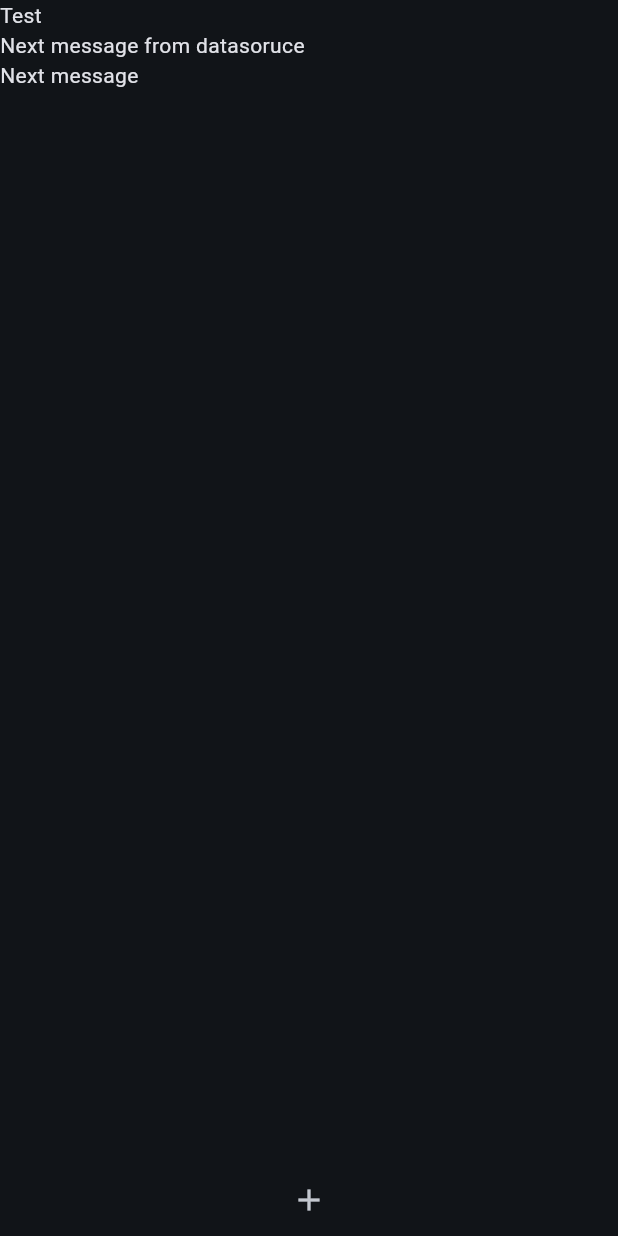
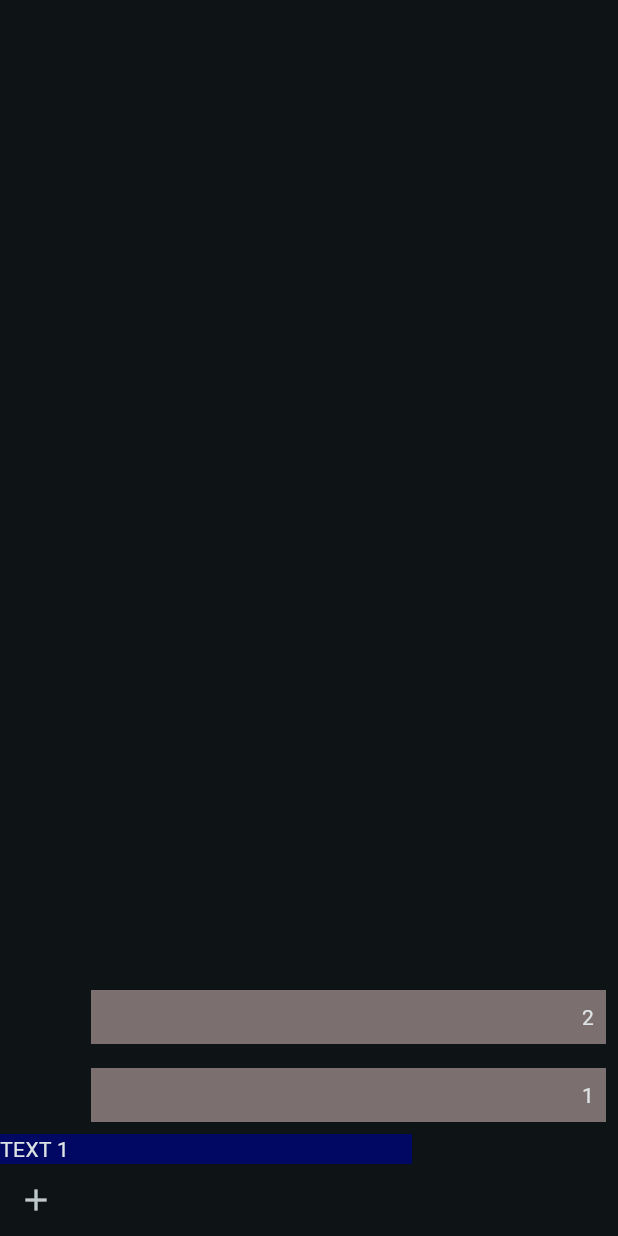
Before and after one commit to zindlsn/flutter_samples, a Flutter app: the screen it shows after launch, after a tap on the "add" icon, on a phone screen of 412 x 824 dp. Run offline on Flutter 3.47's test engine with Material 3 defaults, Android fonts, the phone set to English and light mode, and no system bars; our stand-ins replace bloc, flutter_bloc, get_it.

Commit message:
listview works!

```diff
--- a/simple_chatapp/lib/application.dart
+++ b/simple_chatapp/lib/application.dart
@@ -3,7 +3,6 @@ import 'package:flutter_bloc/flutter_bloc.dart';
 import 'package:get_it/get_it.dart';
 import 'package:start/application/application/bloc/application_bloc.dart';
 import 'package:start/application/application/messages/bloc/messages_bloc.dart';
-import 'package:start/application/chat/bloc/chat_bloc.dart';
 import 'package:start/core/constants.dart';
 
 class Application extends StatelessWidget {
@@ -17,9 +16,7 @@ class Application extends StatelessWidget {
         BlocProvider(
           create: (context) => GetIt.I.get<ApplicationBloc>(),
         ),
-        BlocProvider(
-          create: (context) => GetIt.I.get<ChatBloc>(),
-        ),
+
                 BlocProvider(
           create: (context) => GetIt.I.get<MessagesBloc>(),
        ),
@@ -31,7 +28,7 @@ class Application extends StatelessWidget {
         theme: ThemeData(
           useMaterial3: true,
           colorScheme: ColorScheme.fromSeed(
-            seedColor: Colors.blue,
+            seedColor: Colors.white,
             brightness: Brightness.dark,
           ),
         ),
--- a/simple_chatapp/lib/application/application/messages/bloc/messages_bloc.dart
+++ b/simple_chatapp/lib/application/application/messages/bloc/messages_bloc.dart
@@ -1,19 +1,34 @@
 import 'package:bloc/bloc.dart';
 import 'package:meta/meta.dart';
+import 'package:start/domain/entities/message_entity.dart';
 
 part 'messages_event.dart';
 part 'messages_state.dart';
 
 class MessagesBloc extends Bloc<MessagesEvent, MessagesState> {
-  List<String> messages = ["Test"];
+  List<MessageEntity> messages = [
+    MessageEntity(ownerId: "101", text: "TEXT 1", sentTime: DateTime.now())
+  ];
   MessagesBloc() : super(MessagesInitial()) {
     on<SendMessage>((state, emit) {
-      messages.add('Next message');
+      messages.add(
+        MessageEntity(
+          ownerId: "101",
+          text: "123",
+          sentTime: DateTime.now(),
+        )..sendFromMe = true,
+      );
       emit(MessagesLoaded());
     });
 
     on<LoadMoreMessage>((state, emit) {
-      messages.add('Next message from datasoruce');
+      messages.add(
+        MessageEntity(
+          ownerId: "101",
+          text: "This is a very long message which shold be displayed to the message",
+          sentTime: DateTime.now(),
+        )..sendFromMe = true,
+      );
       emit(MessagesLoaded());
     });
   }
--- a/simple_chatapp/lib/presentation/chatpage/telegram/chat_screen.dart
+++ b/simple_chatapp/lib/presentation/chatpage/telegram/chat_screen.dart
@@ -1,6 +1,9 @@
+import 'package:flutter/cupertino.dart';
 import 'package:flutter/material.dart';
+import 'package:flutter/widgets.dart';
 import 'package:flutter_bloc/flutter_bloc.dart';
 import 'package:start/application/application/messages/bloc/messages_bloc.dart';
+import 'package:start/domain/entities/message_entity.dart';
 
 class ChatScreen extends StatefulWidget {
   const ChatScreen({super.key});
@@ -15,30 +18,71 @@ class _ChatScreenState extends State<ChatScreen> {
     BlocProvider.of<MessagesBloc>(context).add(LoadMoreMessage());
     return Scaffold(
       body: Column(
+        crossAxisAlignment: CrossAxisAlignment.stretch,
+        mainAxisSize: MainAxisSize.max,
+        mainAxisAlignment: MainAxisAlignment.start,
         children: [
-          BlocBuilder<MessagesBloc, MessagesState>(
+          Expanded(
+            child: BlocBuilder<MessagesBloc, MessagesState>(
               builder: (context, state) {
                 if (state is MessagesLoaded) {
-                List<String> messages =
+                  List<MessageEntity> messages =
                       BlocProvider.of<MessagesBloc>(context).messages;
-                return Column(
+                  return ListView.builder(
+                    itemCount: messages.length,
+                    reverse: true,
+                    itemBuilder: ((context, index) {
+                      MessageEntity message = messages[index];
+                      return message.sendFromMe
+                          ? Row(
+                              mainAxisSize: MainAxisSize.min,
+                              mainAxisAlignment: MainAxisAlignment.end,
                               children: [
-                    ListView.builder(
-                      itemCount: messages.length,
-                      shrinkWrap: true,
-                      primary: false,
-                      itemBuilder: ((context, index) {
-                        return Text(messages[index]);
-                      }),
+                                Padding(
+                                  padding: const EdgeInsets.all(8.0),
+                                  child: Container(
+                                    width:
+                                        MediaQuery.of(context).size.width /
+                                            6 *
+                                            5,
+                                    color: const Color.fromARGB(
+                                        255, 124, 111, 111),
+                                    child: Align(
+                                      alignment: Alignment.topRight,
+                                      child: Padding(
+                                        padding: const EdgeInsets.all(8.0),
+                                        child: Text(index.toString()),
+                                      ),
+                                    ),
+                                  ),
                                 ),
                               ],
+                            )
+                          : Row(
+                              mainAxisSize: MainAxisSize.min,
+                              children: [
+                                Container(
+                                  width: MediaQuery.of(context).size.width /
+                                      3 *
+                                      2,
+                                  color:
+                                      const Color.fromARGB(255, 1, 8, 99),
+                                  child: Align(
+                                    alignment: Alignment.topLeft,
+                                    child: Text(message.text),
+                                  ),
+                                ),
+                              ],
+                            );
+                    }),
                   );
                 }
                 return const CircularProgressIndicator();
               },
             ),
-          const Spacer(),
-          Center(
+          ),
+          Align(
+            alignment: Alignment.bottomLeft,
             child: IconButton(
               icon: const Icon(Icons.add),
               onPressed: () {
--- a/simple_chatapp/lib/registry.dart
+++ b/simple_chatapp/lib/registry.dart
@@ -1,7 +1,6 @@
 import 'package:get_it/get_it.dart';
 import 'package:start/application/application/bloc/application_bloc.dart';
 import 'package:start/application/application/messages/bloc/messages_bloc.dart';
-import 'package:start/application/chat/bloc/chat_bloc.dart';
 import 'package:start/domain/repositories/chat_repository_impl.dart';
 import 'package:start/domain/usecases/loadchat/load_chat_usecase.dart';
 import 'package:start/domain/usecases/sendmessage/send_chat_message.dart';
@@ -38,5 +37,4 @@ void initRepositories() {
 void initBlocs() {
   registry.registerFactory(() => ApplicationBloc());
   registry.registerFactory(() => MessagesBloc());
-  registry.registerFactory(() => ChatBloc(chatUsecase: registry(),sendChatMessageUsecse:  registry()));
 }
```
Lines whose indentation alone changed are shown as unchanged.
